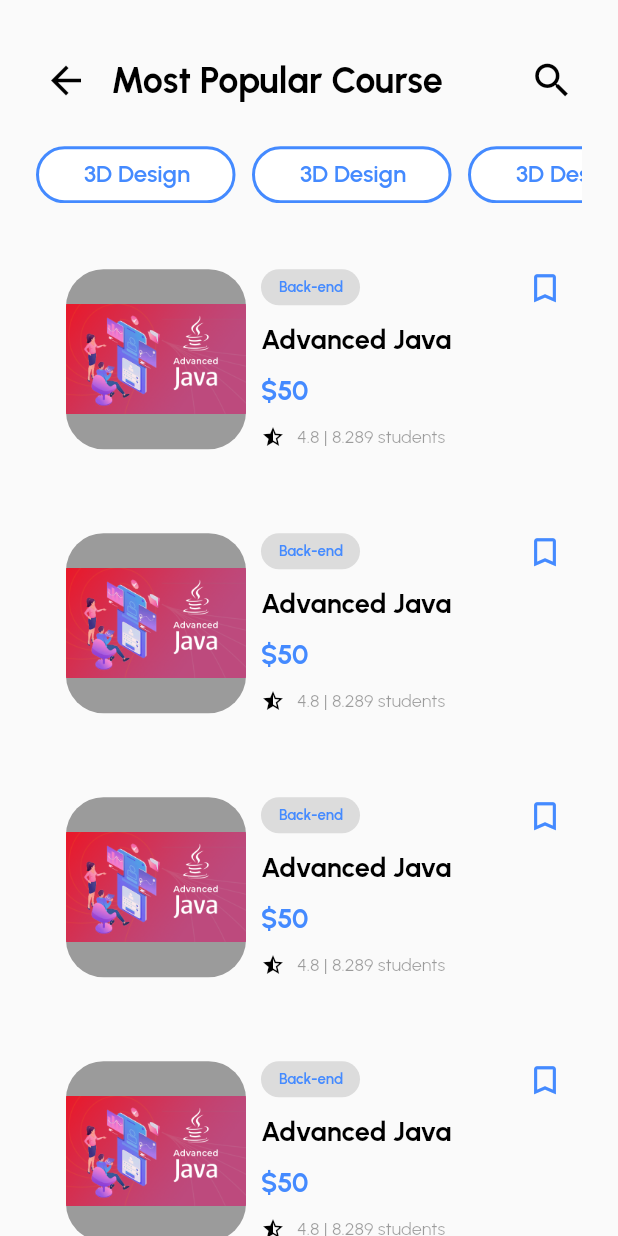
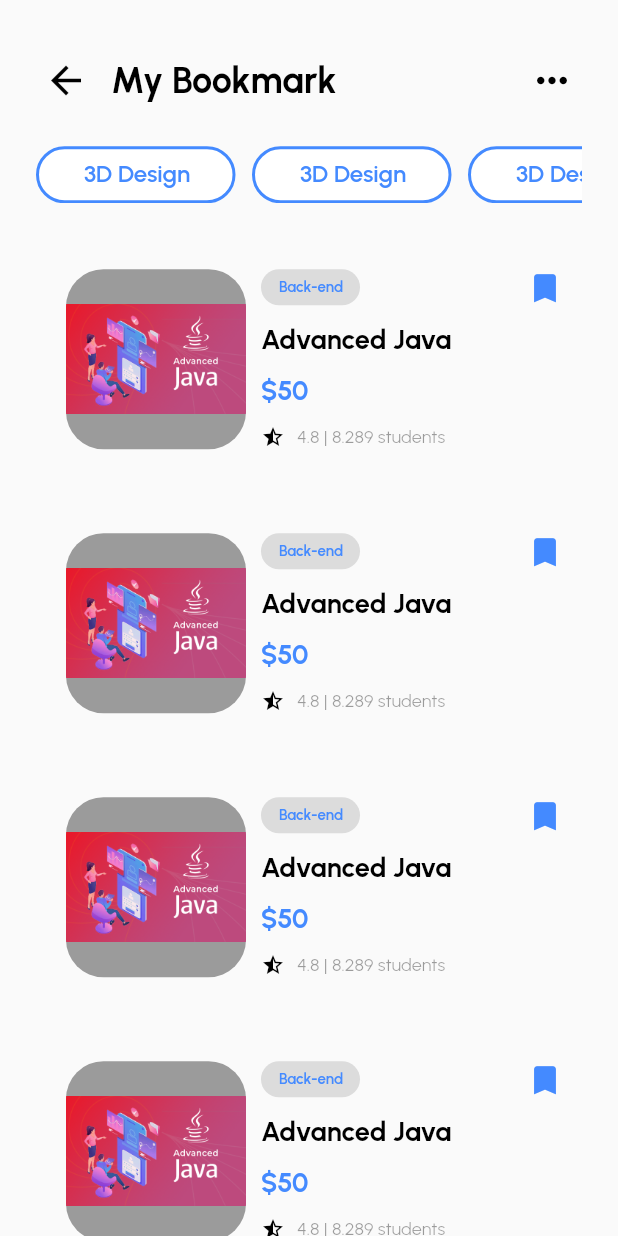
Before and after one commit to voducminh1402/Edu2Gether-mobile, a Flutter app: the screen it shows after launch, on a phone screen of 412 x 824 dp. Run offline on Flutter 3.47's test engine with Material 2 defaults, Android fonts, the phone set to English and light mode, and no system bars; our stand-ins replace get.

Commit message:
done screens: most_popular_course, my_bookmark

```diff
--- a/lib/main.dart
+++ b/lib/main.dart
@@ -1,5 +1,6 @@
 import 'package:edu2gether_mobile/screens/mentor/top_mentor.dart';
 import 'package:edu2gether_mobile/screens/mostpopularcourse/mostpopularcourse.dart';
+import 'package:edu2gether_mobile/screens/mybookmark/mybookmark.dart';
 import 'package:edu2gether_mobile/screens/transaction/transaction.dart';
 import 'package:flutter/material.dart';
 import 'package:edu2gether_mobile/screens/transaction/transaction.dart';
@@ -22,7 +23,7 @@
 
         primarySwatch: Colors.blue,
       ),
-      home: MostPopularCourse(),
+      home: MyBookmarkPage(),
     );
   }
 }
--- /dev/null
+++ b/lib/screens/mybookmark/mybookmark.dart
@@ -0,0 +1,60 @@
+import 'package:edu2gether_mobile/screens/mybookmark/mybookmark_body.dart';
+import 'package:flutter/cupertino.dart';
+import 'package:flutter/material.dart';
+
+import '../../widgets/big_text.dart';
+
+class MyBookmarkPage extends StatefulWidget {
+  const MyBookmarkPage({Key? key}) : super(key: key);
+
+  @override
+  State<MyBookmarkPage> createState() => _MyBookmarkPageState();
+}
+
+class _MyBookmarkPageState extends State<MyBookmarkPage> {
+  @override
+  Widget build(BuildContext context) {
+    return Scaffold(
+      body: Column(
+        //show header
+        children: [
+          Container(
+            margin: EdgeInsets.only(top: 24, bottom: 24, left: 24, right: 24),
+            padding: EdgeInsets.only(top: 9.5),
+            child: Row(
+              mainAxisAlignment: MainAxisAlignment.spaceBetween,
+              children: [
+                Row(
+                  children: [
+                    GestureDetector(
+                      onTap: (){
+                        Navigator.pop(context);
+                      },
+                      child: Container(
+                        width: 40,
+                        height: 40,
+                        margin: EdgeInsets.only(right: 10),
+                        child: Icon(Icons.arrow_back, color: Colors.black, size: 30,),
+                      ),
+                    ),
+                    BigText(text: "My Bookmark", color: Colors.black, size: 24, fontweight: FontWeight.w700,)
+                  ],
+                ),
+                Container(
+                    width: 40,
+                    height: 40,
+                    child: Icon(Icons.more_horiz_outlined, color: Colors.black, size: 30,)
+                ),
+              ],
+            ),
+          ),
+          //show body
+          Expanded(child: SingleChildScrollView(
+            child: MyBookmarkBody(),
+          )
+          ),
+        ],
+      ),
+    );
+  }
+}
--- /dev/null
+++ b/lib/screens/mybookmark/mybookmark_body.dart
@@ -0,0 +1,150 @@
+import 'package:flutter/cupertino.dart';
+import 'package:flutter/material.dart';
+
+import '../../widgets/big_text.dart';
+import '../../widgets/small_text.dart';
+
+class MyBookmarkBody extends StatelessWidget {
+  const MyBookmarkBody({Key? key}) : super(key: key);
+
+  @override
+  Widget build(BuildContext context) {
+    return Column(
+      children: [
+        //list transaction
+        Container(
+          width: 380,
+          height: 774,
+          margin: EdgeInsets.only(left: 24, right: 24),
+          child: Column(
+            children: [
+              Container(
+                width: 380,
+                height: 38,
+                child: ListView.builder(
+                  itemCount: 10,
+                  scrollDirection: Axis.horizontal,
+                  itemBuilder: (BuildContext context, int index) {
+                    return Container(
+                      margin: EdgeInsets.only(right: 11),
+                      child: Row(
+                        children: [
+                          Container(
+                              width: 133,
+                              height: 38,
+                              decoration: BoxDecoration(
+                                borderRadius: BorderRadius.circular(25),
+                                border: Border.all(
+                                    color: Colors.blueAccent,
+                                    style: BorderStyle.solid,
+                                    width: 2.0
+                                ),
+                                color:Colors.white,
+                              ),
+                              child:
+                              Container(
+                                margin: EdgeInsets.only(left: 30, top: 7),
+                                child: BigText(text: "3D Design", color: Colors.blueAccent, size: 16, fontweight: FontWeight.w600,),
+                              )
+                          )
+                        ],
+                      ),
+                    );
+                  },
+                ),
+              ),
+              Container(
+                width: 380,
+                height: 688,
+                margin: EdgeInsets.only(top: 24, left: 20),
+                child: ListView.builder(
+                  itemCount: 10,
+                  itemBuilder: (context, index){
+                    return Container(
+                      margin: EdgeInsets.only(bottom: 16),
+                      child: Row(
+                        children: [
+                          Container(
+                            width: 343,
+                            height: 160,
+                            child: Row(
+                              children: [
+                                Container(
+                                  width:120,
+                                  height: 120,
+                                  margin: EdgeInsets.only(right: 10),
+                                  decoration: BoxDecoration(
+                                      borderRadius: BorderRadius.circular(25),
+                                      color:Colors.black38,
+                                      image: DecorationImage(
+                                          image: AssetImage(
+                                              "assets/image/advancedjava.png"
+                                          )
+                                      )
+                                  ),
+                                ),
+                                Container(
+                                  width: 204,
+                                  height: 120,
+                                  child: Row(
+                                    children: [
+                                      Column(
+                                        crossAxisAlignment: CrossAxisAlignment.start,
+                                        mainAxisAlignment: MainAxisAlignment.center,
+                                        children: [
+                                          Container(
+                                              width: 66,
+                                              height: 24,
+                                              margin: EdgeInsets.only(bottom: 12),
+                                              decoration: BoxDecoration(
+                                                borderRadius: BorderRadius.circular(25),
+                                                color:Colors.black12,
+                                              ),
+                                              child:
+                                              Container(
+                                                margin: EdgeInsets.only(left: 12, top: 5),
+                                                child: BigText(text: "Back-end", color: Colors.blueAccent, size: 10, fontweight: FontWeight.w600,),
+                                              )
+                                          ),
+                                          Container(
+                                            margin: EdgeInsets.only(bottom: 12),
+                                            child: BigText(text: "Advanced Java", color: Colors.black, fontweight: FontWeight.w700, size: 18,),
+                                          ),
+                                          Container(
+                                            margin: EdgeInsets.only(bottom: 12),
+                                            child: BigText(text: "\$50", color: Colors.blueAccent, fontweight: FontWeight.w700, size: 18,),
+                                          ),
+                                          Row(
+                                            children: [
+                                              Container(
+                                                margin: EdgeInsets.only(right: 8),
+                                                child: Icon(Icons.star_half, color: Colors.black, size: 16,),
+                                              ),
+                                              SmallText(text: "4.8 | 8.289 students", color: Colors.black38,),
+                                            ],
+                                          )
+                                        ],
+                                      ),
+                                      Container(
+                                        margin: EdgeInsets.only(left: 50, bottom: 100),
+                                        child: Icon(Icons.bookmark_outlined, color: Colors.blueAccent, size: 25,),
+                                      )
+                                    ],
+                                  ),
+                                ),
+                              ],
+                            ),
+                          )
+                        ],
+                      ),
+                    );
+                  },
+                ),
+              )
+            ],
+          ),
+        )
+      ],
+    );
+  }
+}
```
